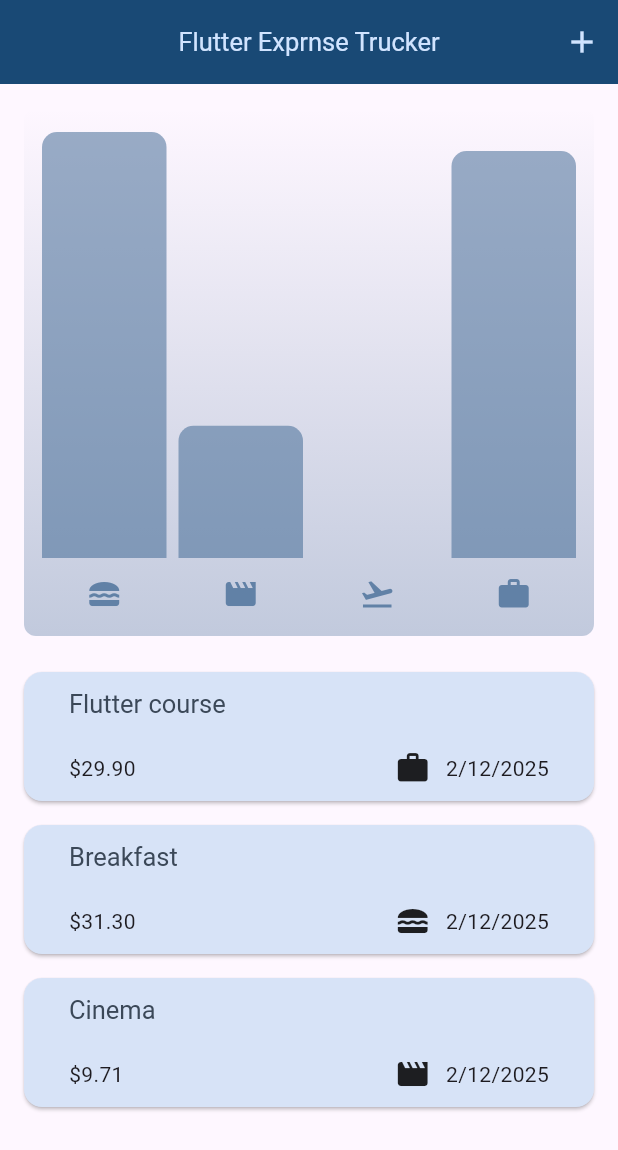
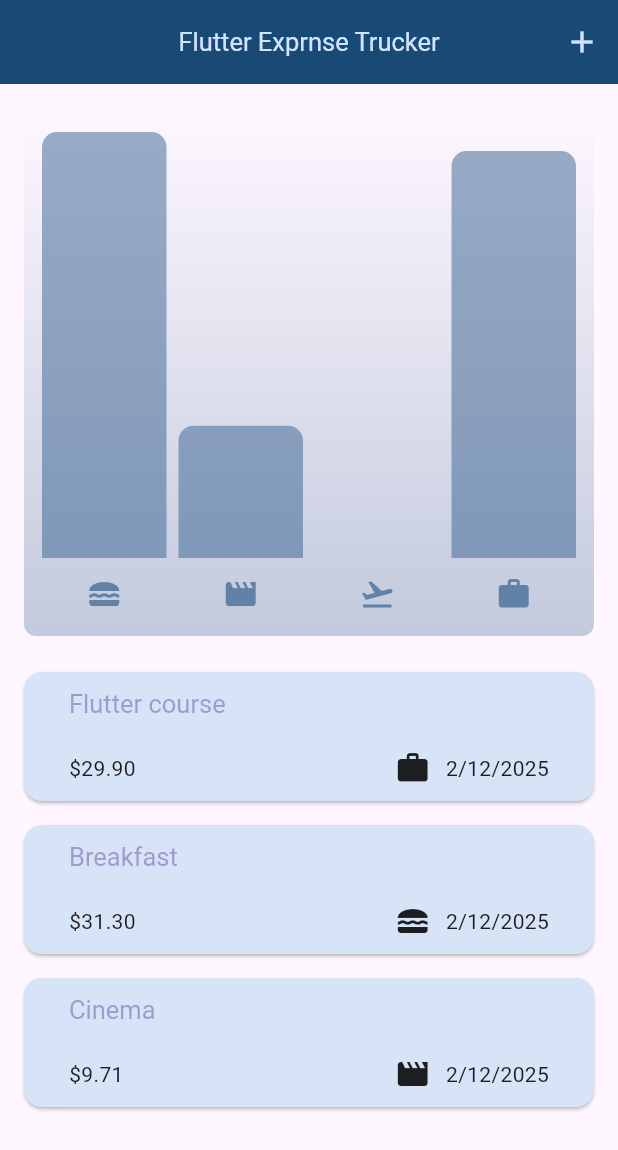
Before and after one commit to Zeina6699/Expenses-App, a Flutter app: the screen it shows after launch, on a phone screen of 412 x 824 dp. Shown: the top 1150 px of the screen. Run offline on Flutter 3.47's test engine with Material 3 defaults, Android fonts, the light colour scheme and no system bars.

Commit message:
finish our app

```diff
--- a/lib/Widgets/custom_text_field.dart
+++ b/lib/Widgets/custom_text_field.dart
@@ -21,6 +21,7 @@ class CustomTextField extends StatelessWidget {
   @override
   Widget build(BuildContext context) {
     return TextField(
+
       controller: controller,
      // onChanged: saveTitle,
       maxLength: maxLength,
--- a/lib/main.dart
+++ b/lib/main.dart
@@ -38,8 +38,8 @@ class MyApp extends StatelessWidget {
           textTheme: ThemeData().textTheme.copyWith(
             titleLarge: TextStyle(
               fontWeight: FontWeight.normal,
-              color: myColorScheme.onSecondaryContainer,
-              fontSize: 17
+              color:Theme.of(context).colorScheme.primary.withOpacity(0.5)
+              ,fontSize: 17
             )
           ),
       ),
```
